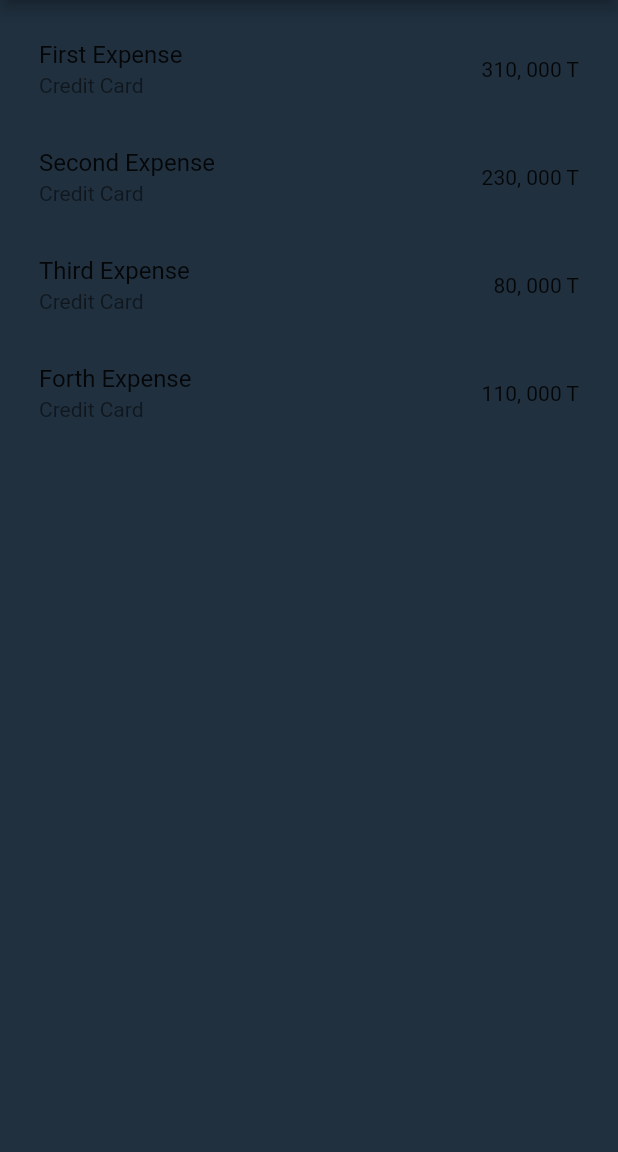
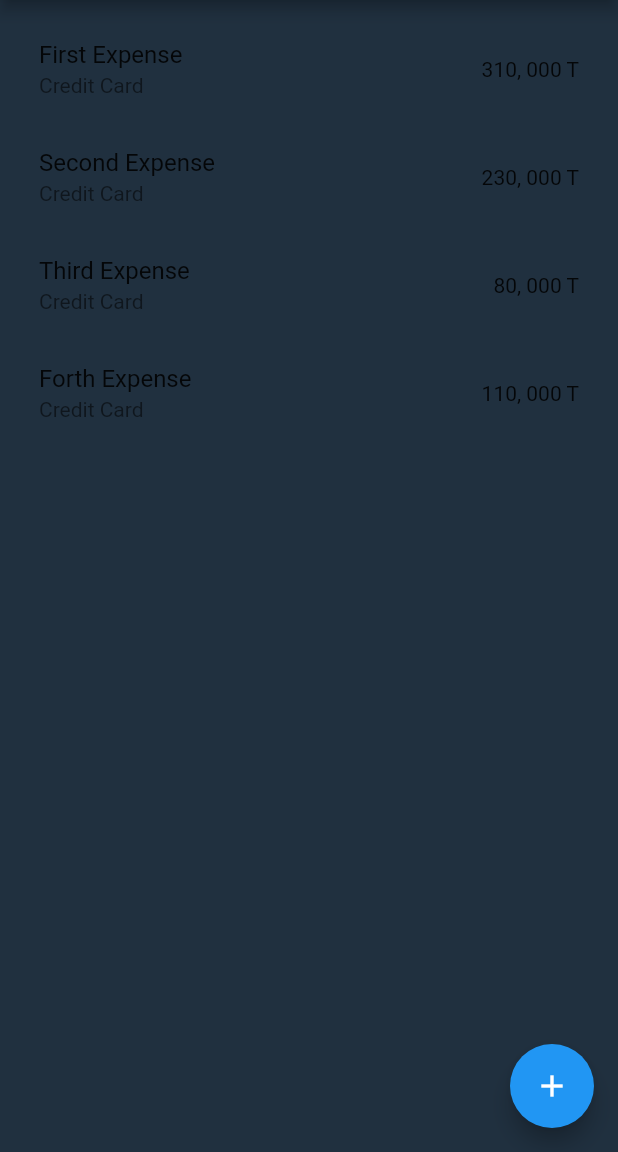
Before and after one commit to mehranz/meAccounting, a Flutter app: the screen it shows after launch, in the side drawer, after a tap on "Expenses", on a phone screen of 412 x 824 dp, the part 84-1236 px from its top. Run offline on Flutter 3.47's test engine with Material 2 defaults, Android fonts, the phone set to English and light mode, and no system bars; our stand-ins replace sqflite; accounts and stored records are empty.

Commit message:
created floating action button in order to take user to add expense screen

```diff
--- a/lib/src/screens/expenses_screen.dart
+++ b/lib/src/screens/expenses_screen.dart
@@ -22,6 +22,16 @@ class ExpensesScreen extends StatelessWidget {
       appBar: AppBar(
         title: Text("Expenses"),
         centerTitle: true,
+      ),
+      floatingActionButton: FloatingActionButton(
+        onPressed: () {
+          Navigator.push(context,
+              MaterialPageRoute(builder: (context) => AddNewExpensesScreen()));
+        },
+        child: Icon(
+          Icons.add,
+          color: Colors.white,
+        ),
       ),
       body: Container(
         margin: EdgeInsets.all(10.0),
```
